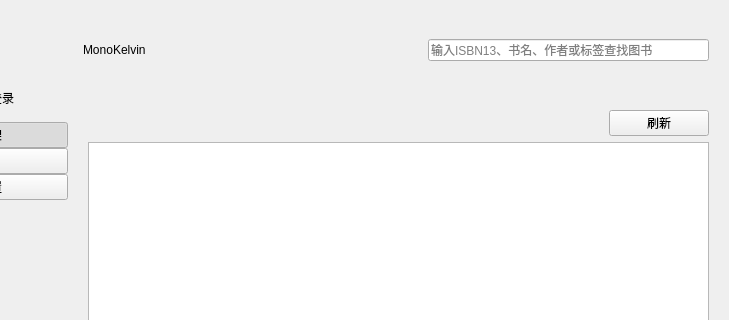
The window that MainWindow.ui (MonoKelvin/BookStudyApp) describes before a commit, drawn with Qt 5; both pictures show x 112 to 841 and y 0 to 320 of the 841 by 488 pixel window.
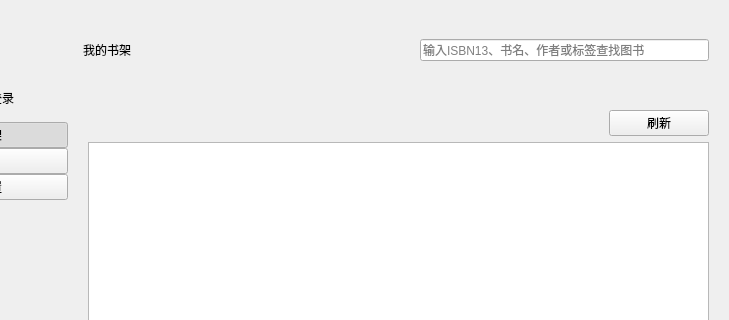
The same window after the commit. Icons and pictures are not drawn. Custom widgets are drawn as their Qt base class.

What changed in the file:
```diff
--- a/MainWindow.ui
+++ b/MainWindow.ui
@@ -472,7 +472,7 @@
         <item>
          <widget class="QLabel" name="lbHeaderName">
           <property name="text">
-           <string>MonoKelvin</string>
+           <string>我的书架</string>
           </property>
          </widget>
         </item>
```
